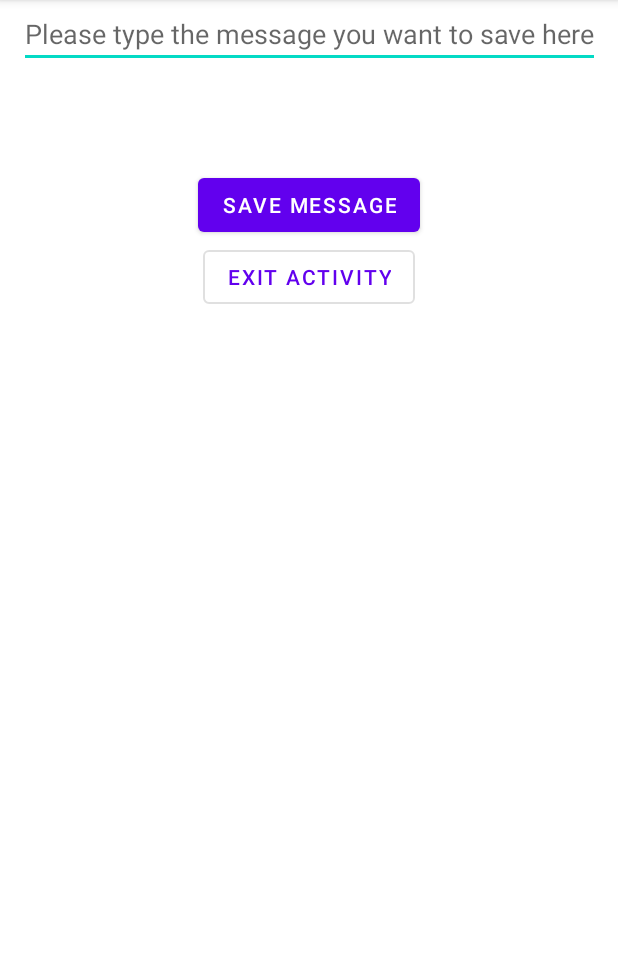
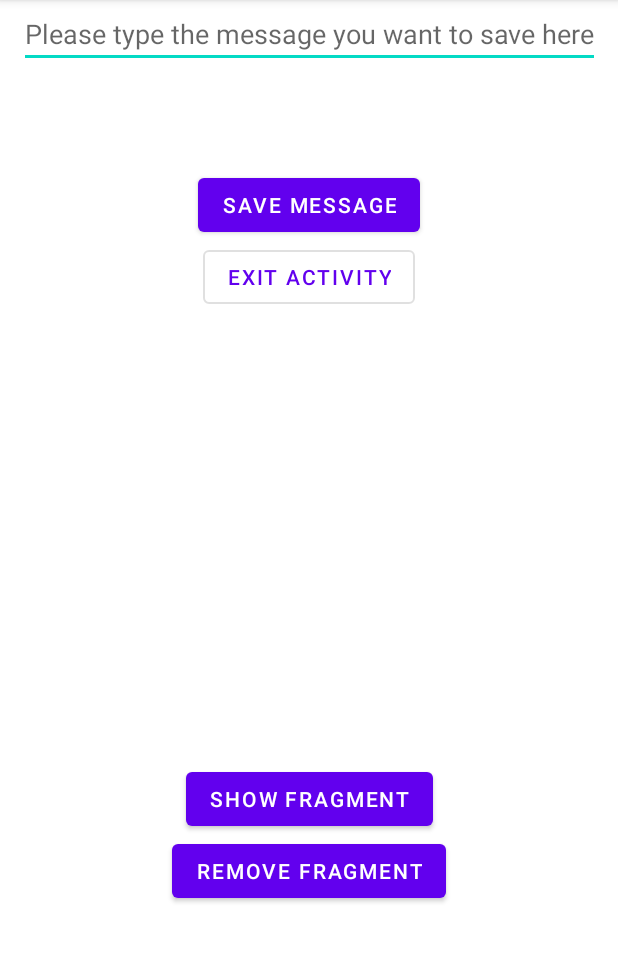
Before and after one commit to Ela01/Activity_Lifecycle_Playground, an Android app: the screen it shows after launch (MainActivity), on a phone screen of 412 x 824 dp, the part 84-1046 px from its top. Run offline under Robolectric (Android 15) with nearby library versions, the phone set to English and light mode, and no system bars.

Commit message:
Finished overview of 'Activity Lifecycle Playground' and overview on learning about Fragments

```diff
--- a/app/build.gradle
+++ b/app/build.gradle
@@ -44,6 +44,7 @@ dependencies {
     implementation 'androidx.appcompat:appcompat:1.6.1'
     implementation 'com.google.android.material:material:1.8.0'
     implementation 'androidx.constraintlayout:constraintlayout:2.1.4'
+    implementation 'androidx.fragment:fragment-ktx:1.5.7'
     testImplementation 'junit:junit:4.13.2'
     androidTestImplementation 'androidx.test.ext:junit:1.1.5'
     androidTestImplementation 'androidx.test.espresso:espresso-core:3.5.1'
--- a/app/src/main/java/com/ewbugs/activitylifecycleplayground/MainActivity.kt
+++ b/app/src/main/java/com/ewbugs/activitylifecycleplayground/MainActivity.kt
@@ -5,13 +5,15 @@ import android.widget.Toast
 import androidx.activity.addCallback
 import androidx.appcompat.app.AlertDialog
 import androidx.appcompat.app.AppCompatActivity
+import androidx.fragment.app.commit
 import com.ewbugs.activitylifecycleplayground.databinding.ActivityMainBinding
 import java.io.File
-import java.util.*
 
-class MainActivity : AppCompatActivity() {
+class MainActivity : AppCompatActivity(), TestFragment.TestFragmentListener {
 
     private lateinit var binding: ActivityMainBinding
+    private val testFragment = TestFragment()
+
 //    var seconds = 0
 
     //period is in milliseconds
@@ -30,8 +32,42 @@ class MainActivity : AppCompatActivity() {
         }
 
         binding.buttonSave.setOnClickListener { saveMessage() }
+        binding.buttonShowFragment.setOnClickListener { showFragment() }
+        binding.buttonRemoveFragment.setOnClickListener { removeFragment() }
         onBackPressedDispatcher.addCallback(this) { showDialog() } //make sure to add the dependency
         binding.textViewSavedMessage.text = savedInstanceState?.getString("savedMessage")
+    }
+
+    /*
+    All a fragment transaction is is a thing you can do with a fragment in relation to where its host would
+be.
+You can add fragments, you can replace fragments, remove fragments, these all fragment transactions
+and this fragment manager thing that we have access to that takes the fragment object that you give
+it, it will attach it to whatever host, whatever context it needs.
+Attaching to could be a container, could be an activity, and then it takes care of instantiating the
+fragment in terms of the lifecycle.
+So things like on create, on create view, it is the fragment manager's job to do that and the information,
+the instruction to do that is your fragment transaction.
+So scary sounding word fragment transaction, but all it is is an instruction to do something with a
+fragment and the fragment.
+Host.
+     */
+
+    private fun showFragment() {
+        //for '.commit' must install dependency-> implementation 'androidx.fragment:fragment-ktx:1.5.7'
+        //Below is all the code you we need to add a new fragment into the container whenever
+        //the user clicks the show fragment button.
+        supportFragmentManager.commit {
+            add(R.id.fragment_container, testFragment)
+        }
+
+
+    }
+
+    private fun removeFragment() {
+        supportFragmentManager.commit {
+            remove(testFragment)
+        }
     }
 
     //function to help save data when data is destroyed in the process of rotating phone frame (portrait-landscape)
@@ -84,7 +120,12 @@ class MainActivity : AppCompatActivity() {
             }
 
             .show()
+    }
 
+    override fun clearActivityScreen() {
+        binding.editTextMessage.setText("")
+        binding.textViewSavedMessage.text = ""
+        removeFragment()
     }
 
 
--- a/app/src/main/res/layout/activity_main.xml
+++ b/app/src/main/res/layout/activity_main.xml
@@ -51,6 +51,34 @@
             app:layout_constraintTop_toBottomOf="@id/button_save"
             app:layout_constraintEnd_toEndOf="parent"
             app:layout_constraintStart_toStartOf="parent" />
+
+        <androidx.fragment.app.FragmentContainerView
+            android:layout_width="300dp"
+            android:layout_height="300dp"
+            tools:layout="@layout/fragment_test"
+            app:layout_constraintTop_toBottomOf="@id/button_exit"
+            app:layout_constraintStart_toStartOf="parent"
+            android:id="@+id/fragment_container"
+            app:layout_constraintEnd_toEndOf="parent"/>
+
+        <Button
+            android:id="@+id/button_show_fragment"
+            android:layout_width="wrap_content"
+            android:layout_height="wrap_content"
+            app:layout_constraintTop_toBottomOf="@id/fragment_container"
+            app:layout_constraintStart_toStartOf="parent"
+            app:layout_constraintEnd_toEndOf="parent"
+            android:text="Show Fragment"/>
+
+        <Button
+            android:id="@+id/button_remove_fragment"
+            android:layout_width="wrap_content"
+            android:layout_height="wrap_content"
+            app:layout_constraintTop_toBottomOf="@id/button_show_fragment"
+            app:layout_constraintStart_toStartOf="parent"
+            app:layout_constraintEnd_toEndOf="parent"
+            android:text="Remove Fragment"/>
+
     </androidx.constraintlayout.widget.ConstraintLayout>
 
 </ScrollView>
--- a/app/src/main/res/layout/dialog_warning.xml
+++ b/app/src/main/res/layout/dialog_warning.xml
@@ -6,6 +6,7 @@
     xmlns:app="http://schemas.android.com/apk/res-auto">
 
     <ImageView
+        android:contentDescription="@string/warning"
         android:id="@+id/image_view_icon"
         android:src="@drawable/icon_warning_amber_24"
         android:layout_width="96dp"
--- a/app/src/main/res/values/strings.xml
+++ b/app/src/main/res/values/strings.xml
@@ -5,4 +5,7 @@
     <string name="please_type_the_message_you_want_to_save_here">Please type the message you want to save here</string>
     <string name="save_activity">Save Activity</string>
     <string name="save_message">Save Message</string>
+    <string name="We_have_made_it_into_out_new_Fragment_">We have made it into our new Fragment. This is the onViewCreated() code.</string>
+    <string name="clear_the_screen">Clear the Screen!</string>
+    <string name="warning">Warning!</string>
 </resources>
```
Also changed, not shown: app/src/main/java/com/ewbugs/activitylifecycleplayground/TestFragment.kt (added, +90 -0 lines), app/src/main/res/layout/fragment_test.xml (added, +27 -0 lines).
